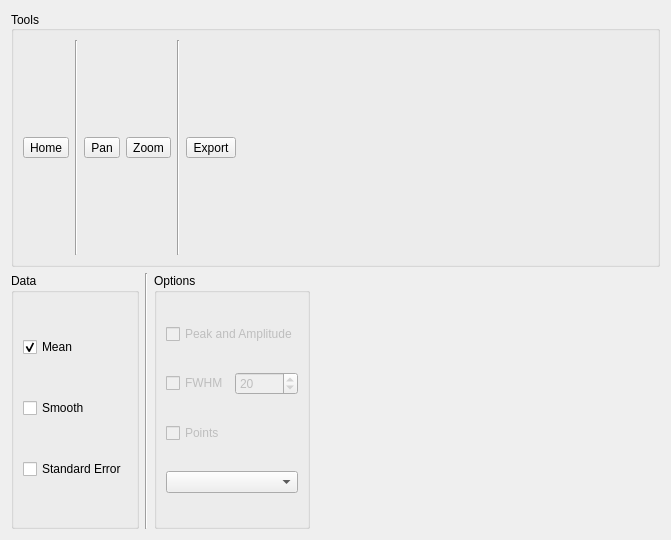
The window that src/ui/custom_plot.ui (pfechd/jabe) describes before a commit, drawn with Qt 5.
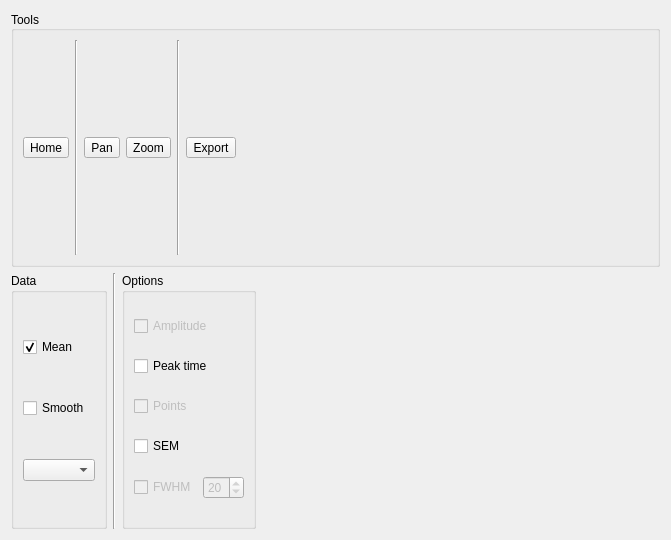
The same window after the commit.

Commit message: Add checkBoxes to custom_plot

```diff
--- a/src/ui/custom_plot.ui
+++ b/src/ui/custom_plot.ui
@@ -129,20 +129,7 @@
          </widget>
         </item>
         <item>
-         <widget class="QCheckBox" name="checkBox_sem">
-          <property name="text">
-           <string notr="true">Standard Error</string>
-          </property>
-          <property name="iconSize">
-           <size>
-            <width>15</width>
-            <height>15</height>
-           </size>
-          </property>
-          <property name="tristate">
-           <bool>false</bool>
-          </property>
-         </widget>
+         <widget class="QComboBox" name="stimuliBox"/>
         </item>
        </layout>
       </widget>
@@ -166,7 +153,40 @@
            <bool>false</bool>
           </property>
           <property name="text">
-           <string>Peak and Amplitude</string>
+           <string>Amplitude</string>
+          </property>
+         </widget>
+        </item>
+        <item>
+         <widget class="QCheckBox" name="checkBox">
+          <property name="text">
+           <string>Peak time</string>
+          </property>
+         </widget>
+        </item>
+        <item>
+         <widget class="QCheckBox" name="checkBox_points">
+          <property name="enabled">
+           <bool>false</bool>
+          </property>
+          <property name="text">
+           <string>Points</string>
+          </property>
+         </widget>
+        </item>
+        <item>
+         <widget class="QCheckBox" name="checkBox_sem">
+          <property name="text">
+           <string notr="true">SEM</string>
+          </property>
+          <property name="iconSize">
+           <size>
+            <width>15</width>
+            <height>15</height>
+           </size>
+          </property>
+          <property name="tristate">
+           <bool>false</bool>
           </property>
          </widget>
         </item>
@@ -194,19 +214,6 @@
           </item>
          </layout>
         </item>
-        <item>
-         <widget class="QCheckBox" name="checkBox_points">
-          <property name="enabled">
-           <bool>false</bool>
-          </property>
-          <property name="text">
-           <string>Points</string>
-          </property>
-         </widget>
-        </item>
-        <item>
-         <widget class="QComboBox" name="stimuliBox"/>
-        </item>
        </layout>
       </widget>
      </item>
```
